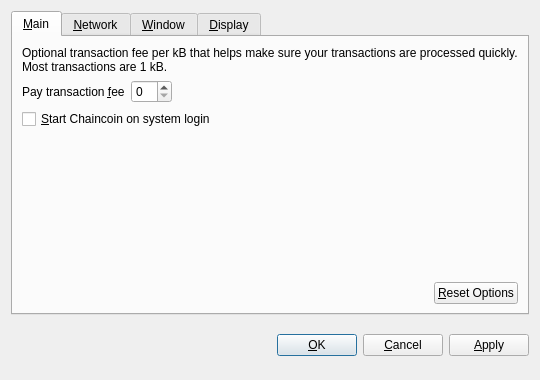
This is src/qt/forms/optionsdialog.ui in mabtcoin/chaincoin as Qt 5 draws it before an edit. The edited form follows.
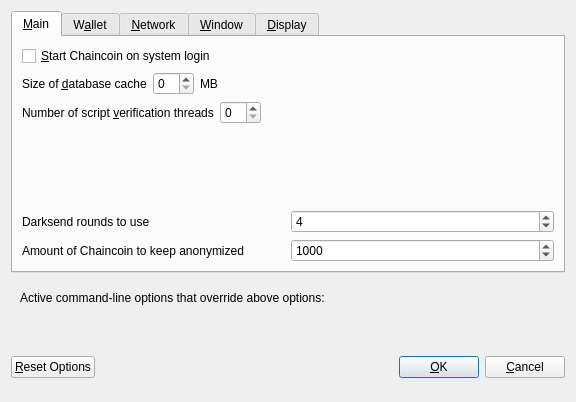
This is the edited form. Custom widgets are drawn as their Qt base class.

What changed in the file:
```diff
--- a/src/qt/forms/optionsdialog.ui
+++ b/src/qt/forms/optionsdialog.ui
@@ -6,8 +6,8 @@
    <rect>
     <x>0</x>
     <y>0</y>
-    <width>540</width>
-    <height>380</height>
+    <width>576</width>
+    <height>402</height>
    </rect>
   </property>
   <property name="windowTitle">
@@ -19,9 +19,6 @@
   <layout class="QVBoxLayout" name="verticalLayout">
    <item>
     <widget class="QTabWidget" name="tabWidget">
-     <property name="tabPosition">
-      <enum>QTabWidget::North</enum>
-     </property>
      <property name="currentIndex">
       <number>0</number>
      </property>
@@ -31,6 +28,185 @@
       </attribute>
       <layout class="QVBoxLayout" name="verticalLayout_Main">
        <item>
+        <widget class="QCheckBox" name="bitcoinAtStartup">
+         <property name="toolTip">
+          <string>Automatically start Chaincoin after logging in to the system.</string>
+         </property>
+         <property name="text">
+          <string>&amp;Start Chaincoin on system login</string>
+         </property>
+        </widget>
+       </item>
+       <item>
+        <layout class="QHBoxLayout" name="horizontalLayout_2_Main">
+         <item>
+          <widget class="QLabel" name="databaseCacheLabel">
+           <property name="text">
+            <string>Size of &amp;database cache</string>
+           </property>
+           <property name="textFormat">
+            <enum>Qt::PlainText</enum>
+           </property>
+           <property name="buddy">
+            <cstring>databaseCache</cstring>
+           </property>
+          </widget>
+         </item>
+         <item>
+          <widget class="QSpinBox" name="databaseCache"/>
+         </item>
+         <item>
+          <widget class="QLabel" name="databaseCacheUnitLabel">
+           <property name="text">
+            <string>MB</string>
+           </property>
+           <property name="textFormat">
+            <enum>Qt::PlainText</enum>
+           </property>
+          </widget>
+         </item>
+         <item>
+          <spacer name="horizontalSpacer_2_Main">
+           <property name="orientation">
+            <enum>Qt::Horizontal</enum>
+           </property>
+           <property name="sizeHint" stdset="0">
+            <size>
+             <width>40</width>
+             <height>20</height>
+            </size>
+           </property>
+          </spacer>
+         </item>
+        </layout>
+       </item>
+       <item>
+        <layout class="QHBoxLayout" name="horizontalLayout_3_Main">
+         <item>
+          <widget class="QLabel" name="threadsScriptVerifLabel">
+           <property name="text">
+            <string>Number of script &amp;verification threads</string>
+           </property>
+           <property name="textFormat">
+            <enum>Qt::PlainText</enum>
+           </property>
+           <property name="buddy">
+            <cstring>threadsScriptVerif</cstring>
+           </property>
+          </widget>
+         </item>
+         <item>
+          <widget class="QSpinBox" name="threadsScriptVerif">
+           <property name="toolTip">
+            <string>(0 = auto, &lt;0 = leave that many cores free)</string>
+           </property>
+          </widget>
+         </item>
+         <item>
+          <spacer name="horizontalSpacer_3_Main">
+           <property name="orientation">
+            <enum>Qt::Horizontal</enum>
+           </property>
+           <property name="sizeHint" stdset="0">
+            <size>
+             <width>40</width>
+             <height>20</height>
+            </size>
+           </property>
+          </spacer>
+         </item>
+        </layout>
+       </item>
+       <item>
+        <spacer name="verticalSpacer_Main">
+         <property name="orientation">
+          <enum>Qt::Vertical</enum>
+         </property>
+         <property name="sizeHint" stdset="0">
+          <size>
+           <width>20</width>
+           <height>40</height>
+          </size>
+         </property>
+        </spacer>
+       </item>
+       <item>
+        <layout class="QHBoxLayout" name="horizontalLayout_2_Main">
+         <item>
+          <widget class="QLabel" name="label">
+           <property name="toolTip">
+            <string>&lt;html&gt;&lt;head/&gt;&lt;body&gt;&lt;p&gt;This setting determines the amount of individual masternodes that an input will be anonymized through. More rounds of anonymization gives a higher degree of privacy, but also costs more in fees.&lt;/p&gt;&lt;/body&gt;&lt;/html&gt;</string>
+           </property>
+           <property name="text">
+            <string>Darksend rounds to use</string>
+           </property>
+          </widget>
+         </item>
+         <item>
+          <widget class="QSpinBox" name="darksendRounds">
+           <property name="minimum">
+            <number>2</number>
+           </property>
+           <property name="maximum">
+            <number>8</number>
+           </property>
+           <property name="value">
+            <number>4</number>
+           </property>
+          </widget>
+         </item>
+        </layout>
+       </item>
+       <item>
+        <layout class="QHBoxLayout" name="horizontalLayout">
+         <item>
+          <widget class="QLabel" name="label_2">
+           <property name="toolTip">
+            <string>This amount acts as a threshold to turn off Darksend once it's reached.</string>
+           </property>
+           <property name="statusTip">
+            <string notr="true"/>
+           </property>
+           <property name="whatsThis">
+            <string notr="true"/>
+           </property>
+           <property name="accessibleName">
+            <string notr="true"/>
+           </property>
+           <property name="accessibleDescription">
+            <string notr="true"/>
+           </property>
+           <property name="text">
+            <string>Amount of Chaincoin to keep anonymized</string>
+           </property>
+          </widget>
+         </item>
+         <item>
+          <widget class="QSpinBox" name="anonymizeDarkcoin">
+           <property name="minimum">
+            <number>2</number>
+           </property>
+           <property name="maximum">
+            <number>2000</number>
+           </property>
+           <property name="singleStep">
+            <number>10</number>
+           </property>
+           <property name="value">
+            <number>1000</number>
+           </property>
+          </widget>
+         </item>
+        </layout>
+       </item>
+      </layout>
+     </widget>
+     <widget class="QWidget" name="tabWallet">
+      <attribute name="title">
+       <string>W&amp;allet</string>
+      </attribute>
+      <layout class="QVBoxLayout" name="verticalLayout_Wallet">
+       <item>
         <widget class="QLabel" name="transactionFeeInfoLabel">
          <property name="text">
           <string>Optional transaction fee per kB that helps make sure your transactions are processed quickly. Most transactions are 1 kB.</string>
@@ -44,7 +220,7 @@
         </widget>
        </item>
        <item>
-        <layout class="QHBoxLayout" name="horizontalLayout_1_Main">
+        <layout class="QHBoxLayout" name="horizontalLayout_1_Wallet">
          <item>
           <widget class="QLabel" name="transactionFeeLabel">
            <property name="text">
@@ -77,17 +253,7 @@
         </layout>
        </item>
        <item>
-        <widget class="QCheckBox" name="bitcoinAtStartup">
-         <property name="toolTip">
-          <string>Automatically start Chaincoin after logging in to the system.</string>
-         </property>
-         <property name="text">
-          <string>&amp;Start Chaincoin on system login</string>
-         </property>
-        </widget>
-       </item>
-       <item>
-        <spacer name="verticalSpacer_Main">
+        <spacer name="verticalSpacer_Wallet">
          <property name="orientation">
           <enum>Qt::Vertical</enum>
          </property>
@@ -100,34 +266,33 @@
         </spacer>
        </item>
        <item>
-        <layout class="QHBoxLayout" name="horizontalLayout_2_Main">
-         <item>
-          <spacer name="horizontalSpacer_2_Main">
-           <property name="orientation">
-            <enum>Qt::Horizontal</enum>
-           </property>
-           <property name="sizeHint" stdset="0">
-            <size>
-             <width>40</width>
-             <height>20</height>
-            </size>
-           </property>
-          </spacer>
-         </item>
-         <item>
-          <widget class="QPushButton" name="resetButton">
-           <property name="toolTip">
-            <string>Reset all client options to default.</string>
-           </property>
-           <property name="text">
-            <string>&amp;Reset Options</string>
-           </property>
-           <property name="autoDefault">
-            <bool>false</bool>
-           </property>
-          </widget>
-         </item>
-        </layout>
+        <widget class="QGroupBox" name="groupBox">
+         <property name="title">
+          <string>Expert</string>
+         </property>
+         <layout class="QVBoxLayout" name="verticalLayout_2">
+          <item>
+           <widget class="QCheckBox" name="coinControlFeatures">
+            <property name="toolTip">
+             <string>Whether to show coin control features or not.</string>
+            </property>
+            <property name="text">
+             <string>Enable coin &amp;control features</string>
+            </property>
+           </widget>
+          </item>
+          <item>
+           <widget class="QCheckBox" name="spendZeroConfChange">
+            <property name="toolTip">
+             <string>If you disable the spending of unconfirmed change, the change from a transaction cannot be used until that transaction has at least one confirmation. This also affects how your balance is computed.</string>
+            </property>
+            <property name="text">
+             <string>&amp;Spend unconfirmed change</string>
+            </property>
+           </widget>
+          </item>
+         </layout>
+        </widget>
        </item>
       </layout>
      </widget>
@@ -380,8 +545,67 @@
      </widget>
     </widget>
    </item>
+   <item>
+    <widget class="QFrame" name="frame">
+     <layout class="QVBoxLayout" name="verticalLayout_Bottom">
+      <item>
+       <layout class="QHBoxLayout" name="horizontalLayout_Bottom">
+        <item>
+         <widget class="QLabel" name="overriddenByCommandLineInfoLabel">
+          <property name="text">
+           <string>Active command-line options that override above options:</string>
+          </property>
+          <property name="textFormat">
+           <enum>Qt::PlainText</enum>
+          </property>
+         </widget>
+        </item>
+        <item>
+         <spacer name="horizontalSpacer_Bottom">
+          <property name="orientation">
+           <enum>Qt::Horizontal</enum>
+          </property>
+          <property name="sizeHint" stdset="0">
+           <size>
+            <width>40</width>
+            <height>20</height>
+           </size>
+          </property>
+         </spacer>
+        </item>
+       </layout>
+      </item>
+      <item>
+       <widget class="QLabel" name="overriddenByCommandLineLabel">
+        <property name="text">
+         <string/>
+        </property>
+        <property name="textFormat">
+         <enum>Qt::PlainText</enum>
+        </property>
+        <property name="wordWrap">
+         <bool>true</bool>
+        </property>
+       </widget>
+      </item>
+     </layout>
+    </widget>
+   </item>
    <item>
     <layout class="QHBoxLayout" name="horizontalLayout_Buttons">
+     <item>
+      <widget class="QPushButton" name="resetButton">
+       <property name="toolTip">
+        <string>Reset all client options to default.</string>
+       </property>
+       <property name="text">
+        <string>&amp;Reset Options</string>
+       </property>
+       <property name="autoDefault">
+        <bool>false</bool>
+       </property>
+      </widget>
+     </item>
      <item>
       <spacer name="horizontalSpacer_1">
        <property name="orientation">
@@ -397,6 +621,12 @@
      </item>
      <item>
       <widget class="QLabel" name="statusLabel">
+       <property name="minimumSize">
+        <size>
+         <width>200</width>
+         <height>0</height>
+        </size>
+       </property>
        <property name="font">
         <font>
          <weight>75</weight>
@@ -444,16 +674,6 @@
        </property>
       </widget>
      </item>
-     <item>
-      <widget class="QPushButton" name="applyButton">
-       <property name="text">
-        <string>&amp;Apply</string>
-       </property>
-       <property name="autoDefault">
-        <bool>false</bool>
-       </property>
-      </widget>
-     </item>
     </layout>
    </item>
   </layout>
@@ -461,19 +681,20 @@
  <customwidgets>
   <customwidget>
    <class>BitcoinAmountField</class>
-   <extends>QSpinBox</extends>
+   <extends>QLineEdit</extends>
    <header>bitcoinamountfield.h</header>
+   <container>1</container>
+  </customwidget>
+  <customwidget>
+   <class>QValidatedLineEdit</class>
+   <extends>QLineEdit</extends>
+   <header>qvalidatedlineedit.h</header>
   </customwidget>
   <customwidget>
    <class>QValueComboBox</class>
    <extends>QComboBox</extends>
    <header>qvaluecombobox.h</header>
   </customwidget>
-  <customwidget>
-   <class>QValidatedLineEdit</class>
-   <extends>QLineEdit</extends>
-   <header>qvalidatedlineedit.h</header>
-  </customwidget>
  </customwidgets>
  <resources/>
  <connections/>
```
Left out of the diff: 100 changed lines with no effect on the pictures.
